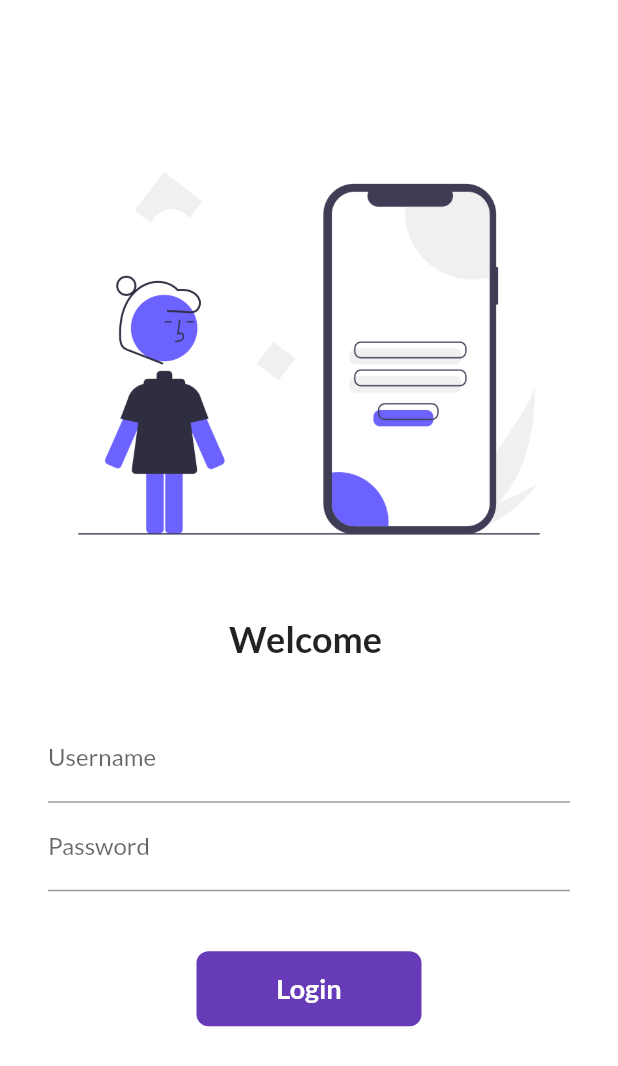
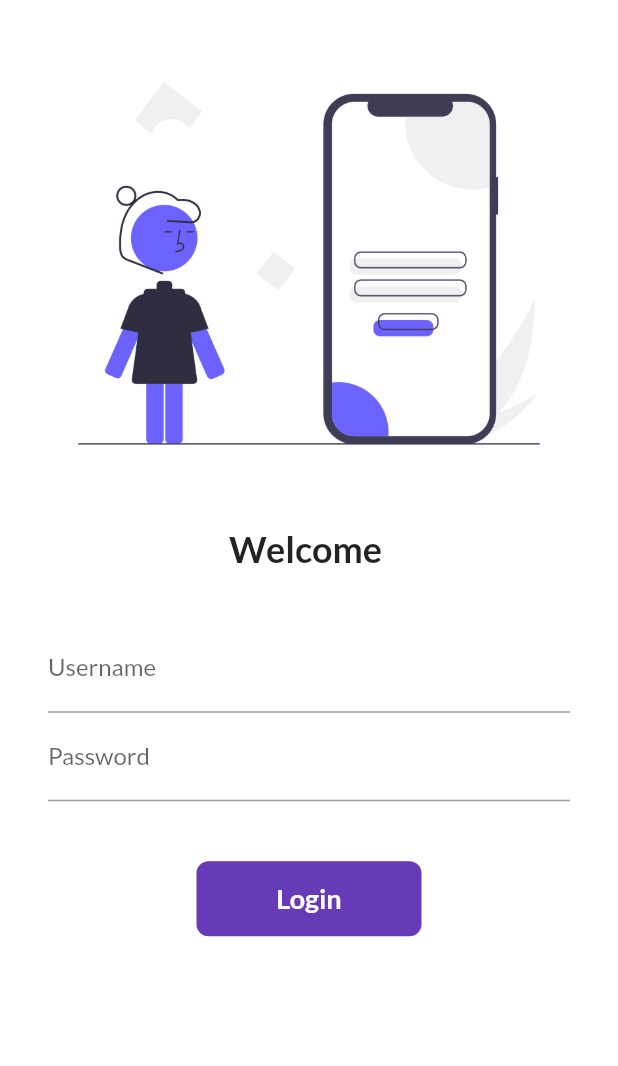
Before and after one commit to Abhisheksolanki19/FlutterCatalogApp, a Flutter app: the LoginPage screen opened by its route, on a phone screen of 412 x 824 dp. Shown: the top 1066 px of the screen. Run offline on Flutter 3.47's test engine with Material 2 defaults, Android fonts, the phone set to English and light mode, and no system bars; our stand-ins replace google_fonts; network calls fail.

Commit message:
Day11 completed

```diff
--- a/lib/Pages/login_page.dart
+++ b/lib/Pages/login_page.dart
@@ -35,7 +35,7 @@ class _LoginPageState extends State<LoginPage> {
             child: Column(
               children: [
                 const SizedBox(
-                  height: 80,
+                  height: 20,
                 ),
                 Image.asset(
                   "assets/images/login_images.png",
--- a/lib/main.dart
+++ b/lib/main.dart
@@ -2,7 +2,6 @@ import 'package:flutter/material.dart';
 import 'package:flutter_catalog/Pages/home_page.dart';
 import 'package:flutter_catalog/utils/routes.dart';
 import 'package:flutter_catalog/widgets/theme.dart';
-import 'package:google_fonts/google_fonts.dart';
 
 import 'Pages/login_page.dart';
 
@@ -14,7 +13,7 @@ class MyApp extends StatelessWidget {
   @override
   Widget build(BuildContext context) {
     return MaterialApp(
-      themeMode: ThemeMode.system,
+      themeMode: ThemeMode.light,
       theme: MyTheme.lightTheme(),
       darkTheme: MyTheme.darkTheme(),
       debugShowCheckedModeBanner: false,
```
Also changed, not shown: lib/models/catalog.dart (added, +12 -0 lines).
